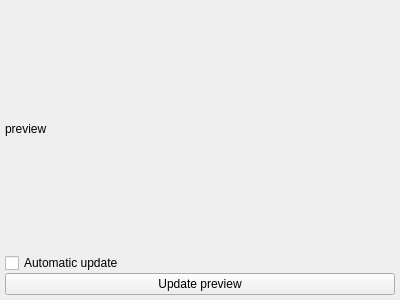
This is libs/toolkit/widgets/tkPrinterPreviewer_p.ui in FreeHealth/freehealth as Qt 5 draws it before an edit. The edited form follows.
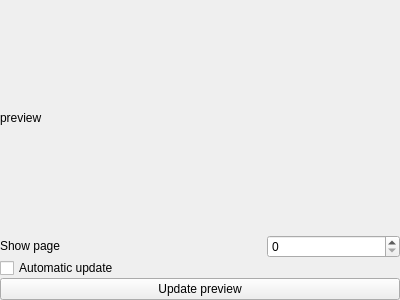
This is the edited form.

What changed in the file:
```diff
--- a/libs/toolkit/widgets/tkPrinterPreviewer_p.ui
+++ b/libs/toolkit/widgets/tkPrinterPreviewer_p.ui
@@ -13,9 +13,9 @@
   <property name="windowTitle">
    <string>Form</string>
   </property>
-  <layout class="QGridLayout" name="gridLayout">
+  <layout class="QGridLayout" name="gridLayout_2">
    <property name="margin">
-    <number>5</number>
+    <number>0</number>
    </property>
    <property name="spacing">
     <number>0</number>
@@ -24,15 +24,31 @@
     <layout class="QVBoxLayout" name="editorLayout"/>
    </item>
    <item row="0" column="1">
-    <layout class="QVBoxLayout" name="previewLayout">
-     <item>
+    <layout class="QGridLayout" name="gridLayout">
+     <property name="spacing">
+      <number>0</number>
+     </property>
+     <item row="0" column="0" colspan="3">
       <widget class="QLabel" name="previewLabel">
        <property name="text">
         <string>preview</string>
        </property>
       </widget>
      </item>
-     <item>
+     <item row="1" column="0" colspan="2">
+      <widget class="QLabel" name="label">
+       <property name="sizePolicy">
+        <sizepolicy hsizetype="Preferred" vsizetype="Fixed">
+         <horstretch>0</horstretch>
+         <verstretch>0</verstretch>
+        </sizepolicy>
+       </property>
+       <property name="text">
+        <string>Show page</string>
+       </property>
+      </widget>
+     </item>
+     <item row="2" column="0" colspan="3">
       <widget class="QCheckBox" name="automaticUpdateCheck">
        <property name="toolTip">
         <string>If it's checked the preview will update at each changes of text.
@@ -43,13 +59,16 @@
        </property>
       </widget>
      </item>
-     <item>
+     <item row="3" column="0" colspan="3">
       <widget class="QPushButton" name="updatePreviewButton">
        <property name="text">
         <string>Update preview</string>
        </property>
       </widget>
      </item>
+     <item row="1" column="2">
+      <widget class="QSpinBox" name="spinBox"/>
+     </item>
     </layout>
    </item>
   </layout>
```
